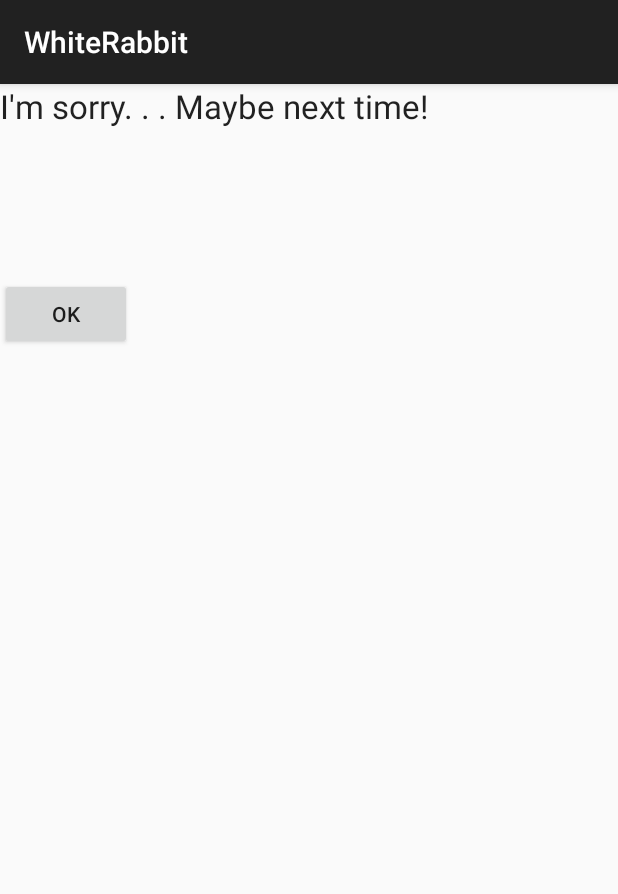
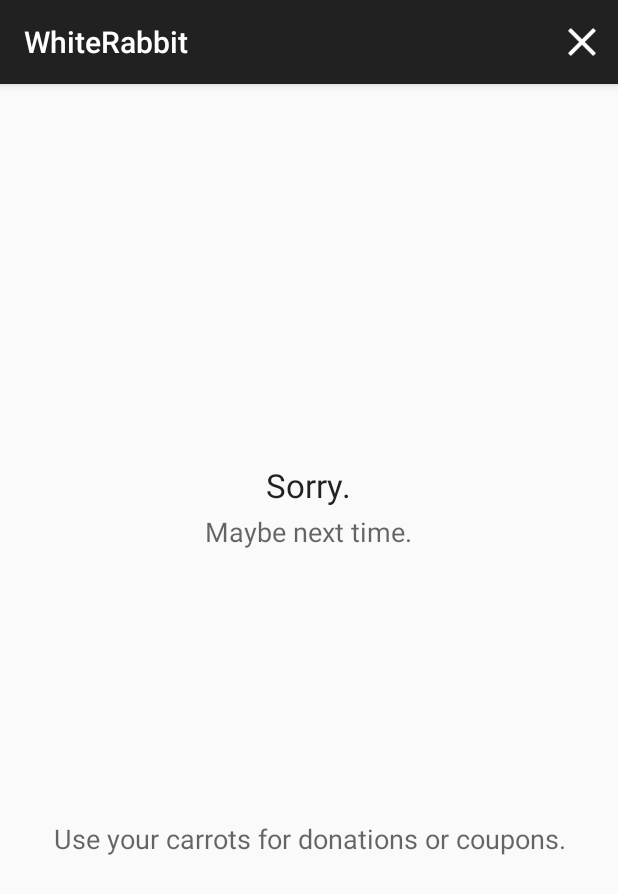
Before and after one commit to jak060/WhiteRabbit, an Android app: the RewardLoserActivity screen opened directly, with no data from a screen before it, on a phone screen of 412 x 824 dp. Shown: the top 894 px of the screen. Run offline under Robolectric (Android 15) with nearby library versions, the light colour scheme and no system bars; 1 statement that could not run was skipped.

Commit message:
Update reward activities

```diff
--- a/app/src/main/java/com/example/whiterabbit/RewardLoserActivity.java
+++ b/app/src/main/java/com/example/whiterabbit/RewardLoserActivity.java
@@ -7,6 +7,8 @@
 import android.preference.PreferenceManager;
 import android.support.v7.app.AppCompatActivity;
 import android.util.Log;
+import android.view.Menu;
+import android.view.MenuItem;
 import android.view.View;
 import android.widget.Button;
 
@@ -32,8 +34,6 @@
         super.onCreate(savedInstanceState);
         setContentView(R.layout.activity_reward_loser);
 
-        Button okButton = (Button) findViewById(R.id.button);
-
         Intent intent = getIntent();
 
         if(intent != null) {
@@ -52,12 +52,36 @@
         SharedPreferences.Editor editor2 = prefs2.edit();
         editor2.putBoolean(Constants.GEOFENCES_TRANSITION_INTENT_ENTERED_KEY, false);
         editor2.commit();
-
-        okButton.setOnClickListener(new View.OnClickListener() {
+    }
 
     @Override
-            public void onClick(View view) {
+    public boolean onCreateOptionsMenu(Menu menu) {
+        // Inflate the menu; this adds items to the action bar if it is present.
+        getMenuInflater().inflate(R.menu.menu_reward_loser_activity, menu);
+        return true;
+    }
 
+    @Override
+    public boolean onOptionsItemSelected(MenuItem item) {
+        // Handle action bar item clicks here. The action bar will
+        // automatically handle clicks on the Home/Up button, so long
+        // as you specify a parent activity in AndroidManifest.xml.
+        int id = item.getItemId();
+
+        if(id == R.id.action_close) {
+            updateParse();
+            return true;
+        }
+
+        return super.onOptionsItemSelected(item);
+    }
+
+    @Override
+    public void onBackPressed() {
+        updateParse();
+    }
+
+    private void updateParse() {
         // First of all show the progress dialog to make the user wait
         dialog = new ProgressDialog(RewardLoserActivity.this);
         dialog.setTitle("Thank You Using Our App :)");
@@ -120,14 +144,5 @@
                 }
             }
         });
-
-
-            }
-        });
-    }
-
-    @Override
-    public void onBackPressed() {
-        return;
     }
 }
--- a/app/src/main/res/layout/activity_reward_loser.xml
+++ b/app/src/main/res/layout/activity_reward_loser.xml
@@ -1,19 +1,39 @@
 <?xml version="1.0" encoding="utf-8"?>
-<LinearLayout xmlns:android="http://schemas.android.com/apk/res/android"
-    android:layout_width="match_parent" android:layout_height="match_parent"
-    android:orientation="vertical">
+<RelativeLayout xmlns:android="http://schemas.android.com/apk/res/android"
+    android:layout_width="match_parent"
+    android:layout_height="match_parent"
+    android:paddingLeft="@dimen/activity_horizontal_margin"
+    android:paddingRight="@dimen/activity_horizontal_margin"
+    android:paddingTop="@dimen/activity_vertical_margin"
+    android:paddingBottom="@dimen/activity_vertical_margin"
+    android:gravity="center">
 
-    <TextView
+    <TextView android:id="@+id/header"
         android:layout_width="wrap_content"
         android:layout_height="wrap_content"
+        android:layout_marginBottom="4dp"
+        android:layout_centerHorizontal="true"
         android:textAppearance="?android:attr/textAppearanceLarge"
-        android:text="I'm sorry. . . Maybe next time!"
-        android:id="@+id/textView5" />
+        android:text="Sorry." />
 
-    <Button
+    <TextView android:id="@+id/subtitle"
+        android:layout_below="@id/header"
         android:layout_width="wrap_content"
         android:layout_height="wrap_content"
-        android:layout_marginTop="100dp"
-        android:text="Ok"
-        android:id="@+id/button" />
-</LinearLayout>
+        android:layout_centerHorizontal="true"
+        android:textAppearance="?android:attr/textAppearanceMedium"
+        android:text="Maybe next time." />
+
+    <View android:id="@+id/placeholder"
+        android:layout_below="@id/subtitle"
+        android:layout_width="wrap_content"
+        android:layout_height="180dp" />
+
+    <TextView android:id="@+id/content"
+        android:layout_below="@id/placeholder"
+        android:layout_width="fill_parent"
+        android:layout_height="wrap_content"
+        android:gravity="center"
+        android:textAppearance="?android:attr/textAppearanceMedium"
+        android:text="Use your carrots for donations or coupons." />
+</RelativeLayout>
--- a/app/src/main/res/menu/menu_main.xml
+++ b/app/src/main/res/menu/menu_main.xml
@@ -1,6 +1,7 @@
 <menu xmlns:android="http://schemas.android.com/apk/res/android"
     xmlns:app="http://schemas.android.com/apk/res-auto"
-    xmlns:tools="http://schemas.android.com/tools" tools:context=".MainActivity">
+    xmlns:tools="http://schemas.android.com/tools"
+    tools:context=".MainActivity">
 
     <item android:id="@+id/action_invitations"
         android:title="@string/action_invitations"
--- /dev/null
+++ b/app/src/main/res/menu/menu_reward_loser_activity.xml
@@ -0,0 +1,10 @@
+<menu xmlns:android="http://schemas.android.com/apk/res/android"
+    xmlns:app="http://schemas.android.com/apk/res-auto"
+    xmlns:tools="http://schemas.android.com/tools"
+    tools:context=".RewardLoserActivity">
+
+    <item android:id="@+id/action_close"
+        android:title="@string/action_close"
+        android:icon="@drawable/ic_close_white_48dp"
+        app:showAsAction="always" />
+</menu>
--- a/app/src/main/res/values/strings.xml
+++ b/app/src/main/res/values/strings.xml
@@ -16,6 +16,7 @@
     <string name="action_create_event">New Event</string>
     <string name="action_settings">Settings</string>
     <string name="action_event_send">Send</string>
+    <string name="action_close">Close</string>
 
     <!-- Create account strings -->
     <string name="label_first_name">First name</string>
```
Also changed, not shown: app/src/main/java/com/example/whiterabbit/RewardWinnerActivity.java (+29 -13 lines), app/src/main/res/layout/activity_reward_winner.xml (+31 -11 lines), app/src/main/res/menu/menu_reward_winner_activity.xml (added, +10 -0 lines), app/src/main/res/drawable-hdpi/ic_close_white_48dp.png (added), app/src/main/res/drawable-mdpi/ic_close_white_48dp.png (added), app/src/main/res/drawable-xhdpi/ic_close_white_48dp.png (added), app/src/main/res/drawable-xxhdpi/ic_close_white_48dp.png (added), app/src/main/res/drawable-xxxhdpi/ic_close_white_48dp.png (added). Lines whose indentation alone changed are shown as unchanged.
